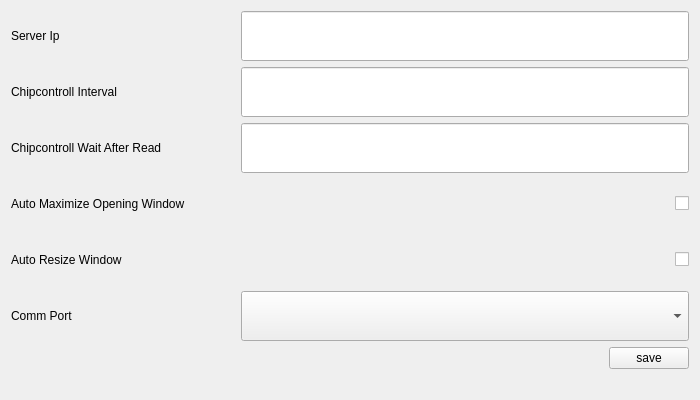
Before: the Qt Designer form src/views/settings/settings.ui in stivehu/um3, drawn with Qt 5.
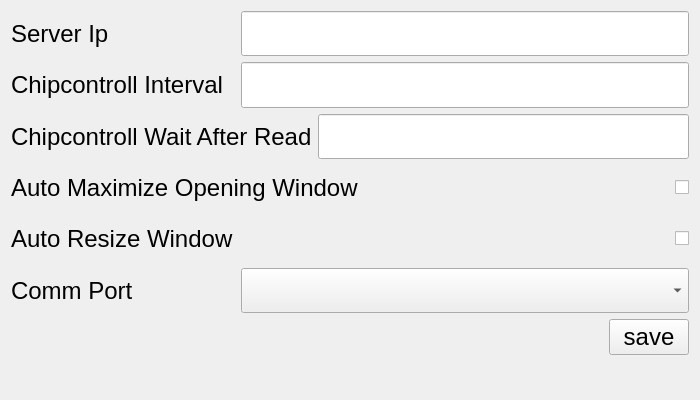
After: the same form once the commit is applied.

What changed in the file:
```diff
--- a/src/views/settings/settings.ui
+++ b/src/views/settings/settings.ui
@@ -28,6 +28,11 @@
         <layout class="QHBoxLayout" name="horizontalLayout" stretch="1,2">
          <item>
           <widget class="QLabel" name="serverIpLabel">
+           <property name="font">
+            <font>
+             <pointsize>18</pointsize>
+            </font>
+           </property>
            <property name="text">
             <string>Server Ip</string>
            </property>
@@ -41,6 +46,11 @@
              <verstretch>0</verstretch>
             </sizepolicy>
            </property>
+           <property name="font">
+            <font>
+             <pointsize>18</pointsize>
+            </font>
+           </property>
           </widget>
          </item>
         </layout>
@@ -55,6 +65,11 @@
              <verstretch>0</verstretch>
             </sizepolicy>
            </property>
+           <property name="font">
+            <font>
+             <pointsize>18</pointsize>
+            </font>
+           </property>
            <property name="text">
             <string>Chipcontroll Interval</string>
            </property>
@@ -68,6 +83,11 @@
              <verstretch>0</verstretch>
             </sizepolicy>
            </property>
+           <property name="font">
+            <font>
+             <pointsize>18</pointsize>
+            </font>
+           </property>
           </widget>
          </item>
         </layout>
@@ -82,6 +102,11 @@
              <verstretch>0</verstretch>
             </sizepolicy>
            </property>
+           <property name="font">
+            <font>
+             <pointsize>18</pointsize>
+            </font>
+           </property>
            <property name="text">
             <string>Chipcontroll Wait After Read</string>
            </property>
@@ -95,6 +120,11 @@
              <verstretch>0</verstretch>
             </sizepolicy>
            </property>
+           <property name="font">
+            <font>
+             <pointsize>18</pointsize>
+            </font>
+           </property>
           </widget>
          </item>
         </layout>
@@ -109,6 +139,11 @@
              <verstretch>0</verstretch>
             </sizepolicy>
            </property>
+           <property name="font">
+            <font>
+             <pointsize>18</pointsize>
+            </font>
+           </property>
            <property name="text">
             <string>Auto Maximize Opening Window</string>
            </property>
@@ -116,6 +151,11 @@
          </item>
          <item>
           <widget class="QCheckBox" name="autoMaximizeOpeningWindowCheckBox">
+           <property name="font">
+            <font>
+             <pointsize>18</pointsize>
+            </font>
+           </property>
            <property name="text">
             <string/>
            </property>
@@ -133,6 +173,11 @@
              <verstretch>0</verstretch>
             </sizepolicy>
            </property>
+           <property name="font">
+            <font>
+             <pointsize>18</pointsize>
+            </font>
+           </property>
            <property name="text">
             <string>Auto Resize Window</string>
            </property>
@@ -140,6 +185,11 @@
          </item>
          <item>
           <widget class="QCheckBox" name="autoResizeWindowCheckBox">
+           <property name="font">
+            <font>
+             <pointsize>18</pointsize>
+            </font>
+           </property>
            <property name="text">
             <string/>
            </property>
@@ -157,6 +207,11 @@
              <verstretch>0</verstretch>
             </sizepolicy>
            </property>
+           <property name="font">
+            <font>
+             <pointsize>18</pointsize>
+            </font>
+           </property>
            <property name="text">
             <string>Comm Port</string>
            </property>
@@ -170,6 +225,11 @@
              <verstretch>0</verstretch>
             </sizepolicy>
            </property>
+           <property name="font">
+            <font>
+             <pointsize>18</pointsize>
+            </font>
+           </property>
           </widget>
          </item>
         </layout>
@@ -180,6 +240,11 @@
       <layout class="QHBoxLayout" name="horizontalLayout_7">
        <item>
         <spacer name="horizontalSpacer_2">
+         <property name="font">
+          <font>
+           <pointsize>18</pointsize>
+          </font>
+         </property>
          <property name="orientation">
           <enum>Qt::Horizontal</enum>
          </property>
@@ -193,6 +258,11 @@
        </item>
        <item>
         <spacer name="horizontalSpacer">
+         <property name="font">
+          <font>
+           <pointsize>18</pointsize>
+          </font>
+         </property>
          <property name="orientation">
           <enum>Qt::Horizontal</enum>
          </property>
@@ -208,6 +278,11 @@
         <layout class="QVBoxLayout" name="verticalLayout_2">
          <item>
           <widget class="QPushButton" name="savePushButton">
+           <property name="font">
+            <font>
+             <pointsize>18</pointsize>
+            </font>
+           </property>
            <property name="text">
             <string>save</string>
            </property>
@@ -221,6 +296,11 @@
    </item>
    <item row="1" column="0">
     <widget class="QLabel" name="statusBar">
+     <property name="font">
+      <font>
+       <pointsize>18</pointsize>
+      </font>
+     </property>
      <property name="text">
       <string/>
      </property>
```
